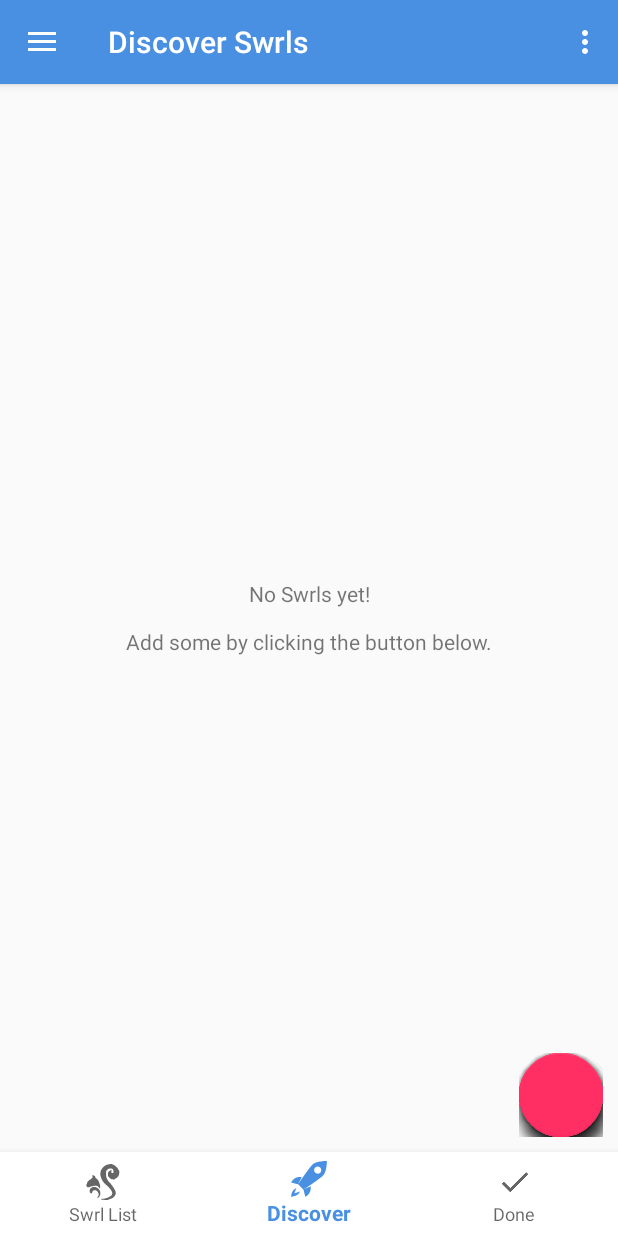
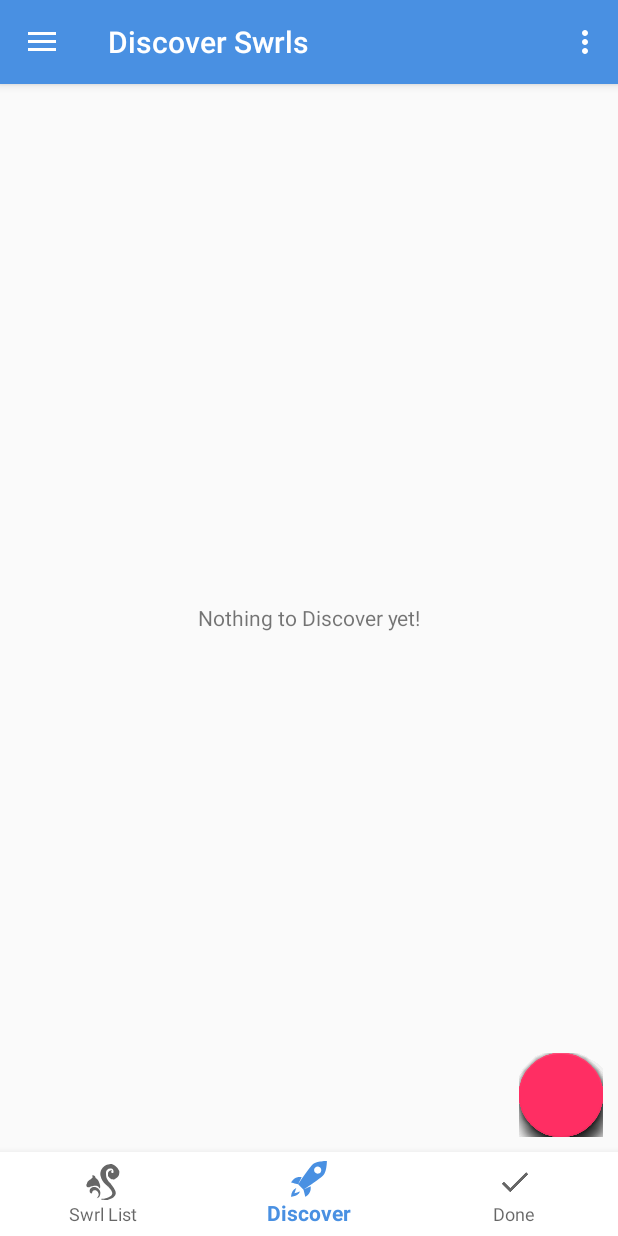
Before and after one commit to mrkyle7/SwrlList, an Android app: the screen it shows after launch (ListActivity), item 2 of the bottom bar chosen, on a phone screen of 412 x 824 dp. Run offline under Robolectric (Android 15) with nearby library versions, the phone set to English and light mode, and no system bars; libraries missing offline, so code that uses them is left out: com.getbase.floatingactionbutton; plain views replace FloatingActionButton, FloatingActionsMenu; 11 statements that could not run were skipped.

Commit message:
Update the no empty text based on view Cancel spinner when switching views

```diff
--- a/app/src/main/java/co/swrl/list/ui/activity/ListActivity.java
+++ b/app/src/main/java/co/swrl/list/ui/activity/ListActivity.java
@@ -75,6 +75,12 @@ public class ListActivity extends AppCompatActivity {
     private final int discover_title = R.string.discover_title;
     private int title = swrl_list_title;
 
+    private final int listNoSwrlsText = R.string.listNoSwrlsText;
+    private final int doneNoSwrlsText = R.string.doneNoSwrlsText;
+    private final int discoverNoSwrlsText = R.string.discoverNoSwrlsText;
+    private int noSwrlsText = listNoSwrlsText;
+
+
     private SwrlListRecyclerAdapter activeSwrlListAdapter;
     private SwrlListRecyclerAdapter doneSwrlListAdapter;
     private SwrlListRecyclerAdapter discoverSwrlListAdapter;
@@ -139,11 +145,11 @@ public class ListActivity extends AppCompatActivity {
         int id = item.getItemId();
         // Handle your other action bar items...
         if (id == R.id.action_refresh_all) {
-            new AsyncTask<ArrayList<?>, Void, Void>() {
+            new AsyncTask<Void, Void, Void>() {
                 @Override
-                protected Void doInBackground(ArrayList<?>... arrayLists) {
+                protected Void doInBackground(Void... voids) {
                     CollectionManager collectionManager = new SQLiteCollectionManager(getApplicationContext());
-                    ArrayList<?> swrls = arrayLists[0];
+                    ArrayList<?> swrls = (ArrayList<?>) collectionManager.getAll();
                     for (Object swrl : swrls) {
                         Swrl mSwrl = (Swrl) swrl;
                         if (mSwrl.getDetails() != null && mSwrl.getDetails().getId() != null && !mSwrl.getDetails().getId().isEmpty()) {
@@ -156,7 +162,7 @@ public class ListActivity extends AppCompatActivity {
                     }
                     return null;
                 }
-            }.execute((ArrayList<?>) collectionManager.getAll());
+            }.execute();
         }
 
         return super.onOptionsItemSelected(item);
@@ -210,6 +216,9 @@ public class ListActivity extends AppCompatActivity {
                 int id = item.getItemId();
                 if (id == R.id.active_swrls) {
                     Log.d(LIST_ACTIVITY, "clicked active swrls");
+                    if (swrlListAdapter instanceof DiscoverSwrlListRecyclerAdapter){
+                        ((DiscoverSwrlListRecyclerAdapter) swrlListAdapter).cancelExistingSearches();
+                    }
                     swrlListAdapter = activeSwrlListAdapter;
                     swipeColor = doneColor;
                     swipeIcon = doneIcon;
@@ -217,9 +226,14 @@ public class ListActivity extends AppCompatActivity {
                     title = swrl_list_title;
                     resetTitle();
                     navListAdapter.notifyDataSetChanged();
+                    noSwrlsText = listNoSwrlsText;
+                    setNoSwrlsText();
                 }
                 if (id == R.id.done_swrls) {
                     Log.d(LIST_ACTIVITY, "clicked done swrls");
+                    if (swrlListAdapter instanceof DiscoverSwrlListRecyclerAdapter){
+                        ((DiscoverSwrlListRecyclerAdapter) swrlListAdapter).cancelExistingSearches();
+                    }
                     swrlListAdapter = doneSwrlListAdapter;
                     swipeColor = deleteColor;
                     swipeIcon = deleteIcon;
@@ -227,6 +241,8 @@ public class ListActivity extends AppCompatActivity {
                     title = done_title;
                     resetTitle();
                     navListAdapter.notifyDataSetChanged();
+                    noSwrlsText = doneNoSwrlsText;
+                    setNoSwrlsText();
                 }
                 if (id == R.id.discover) {
                     Log.d(LIST_ACTIVITY, "clicked discover");
@@ -237,6 +253,8 @@ public class ListActivity extends AppCompatActivity {
                     title = discover_title;
                     resetTitle();
                     navListAdapter.notifyDataSetChanged();
+                    noSwrlsText = discoverNoSwrlsText;
+                    setNoSwrlsText();
                 }
                 return true;
             }
@@ -304,15 +322,12 @@ public class ListActivity extends AppCompatActivity {
     }
 
     public void setNoSwrlsText() {
-        String content = "No "
-                + (noTypeFilterSet() ? "Swrls" : typeFilter.getFriendlyNamePlural())
-                + " yet!\n\nAdd some by clicking the button below.";
-        TextView noSwrlsText = (TextView) findViewById(R.id.noSwrlsText);
-        noSwrlsText.setText(content);
+        TextView noSwrlsTextView = (TextView) findViewById(R.id.noSwrlsText);
+        noSwrlsTextView.setText(getApplicationContext().getResources().getString(noSwrlsText));
         if (swrlListAdapter.getSwrlCount() > 0) {
-            noSwrlsText.setVisibility(GONE);
+            noSwrlsTextView.setVisibility(GONE);
         } else {
-            noSwrlsText.setVisibility(VISIBLE);
+            noSwrlsTextView.setVisibility(VISIBLE);
         }
     }
 
--- a/app/src/main/java/co/swrl/list/ui/list/DiscoverSwrlListRecyclerAdapter.java
+++ b/app/src/main/java/co/swrl/list/ui/list/DiscoverSwrlListRecyclerAdapter.java
@@ -28,6 +28,7 @@ public class DiscoverSwrlListRecyclerAdapter extends RecyclerView.Adapter implem
     private final ListActivity.DrawerListAdapter navListAdapter;
     private final ListActivity activity;
     private final CollectionManager collectionManager;
+    private AsyncTask<Void, Void, List<Swrl>> backgroundSearch;
 
     public DiscoverSwrlListRecyclerAdapter(ListActivity activity, CollectionManager collectionManager, ListActivity.DrawerListAdapter navListAdapter) {
         this.activity = activity;
@@ -90,7 +91,8 @@ public class DiscoverSwrlListRecyclerAdapter extends RecyclerView.Adapter implem
 
     @Override
     public void refreshAll() {
-        new AsyncTask<Void, Void, List<Swrl>>() {
+        cancelExistingSearches();
+        backgroundSearch = new AsyncTask<Void, Void, List<Swrl>>() {
             @Override
             protected void onPreExecute() {
                 spinWhenGettingSwrls();
@@ -107,13 +109,20 @@ public class DiscoverSwrlListRecyclerAdapter extends RecyclerView.Adapter implem
                 removeSpinner();
                 updateList(discoveredSwrls);
             }
-        }.execute();
+
+            @Override
+            protected void onCancelled() {
+                if (backgroundSearch == null || backgroundSearch.isCancelled()) removeSpinner();
+            }
+        };
+        backgroundSearch.execute();
     }
 
     @Override
     public void refreshAllWithFilter(final Type type) {
+        cancelExistingSearches();
         if (cachedSwrls == null) {
-            new AsyncTask<Void, Void, List<Swrl>>() {
+            backgroundSearch = new AsyncTask<Void, Void, List<Swrl>>() {
                 @Override
                 protected void onPreExecute() {
                     spinWhenGettingSwrls();
@@ -131,10 +140,22 @@ public class DiscoverSwrlListRecyclerAdapter extends RecyclerView.Adapter implem
                     removeSpinner();
                     updateList(filtered);
                 }
-            }.execute();
+
+                @Override
+                protected void onCancelled() {
+                    if (backgroundSearch == null || backgroundSearch.isCancelled()) removeSpinner();
+                }
+            };
+            backgroundSearch.execute();
         } else {
             List<Swrl> filtered = getFilteredSwrls(type);
             updateList(filtered);
+        }
+    }
+
+    public void cancelExistingSearches() {
+        if (backgroundSearch != null){
+            backgroundSearch.cancel(true);
         }
     }
 
--- a/app/src/main/res/values/strings.xml
+++ b/app/src/main/res/values/strings.xml
@@ -110,4 +110,7 @@
     <string name="done_title">Done</string>
     <string name="delete">Delete Swrl</string>
     <string name="discover_title">Discover Swrls</string>
+    <string name="listNoSwrlsText">No Swrls Yet!\n\nAdd some by clicking the button below.</string>
+    <string name="doneNoSwrlsText">Nothing here yet!</string>
+    <string name="discoverNoSwrlsText">Nothing to Discover yet!</string>
 </resources>
```
